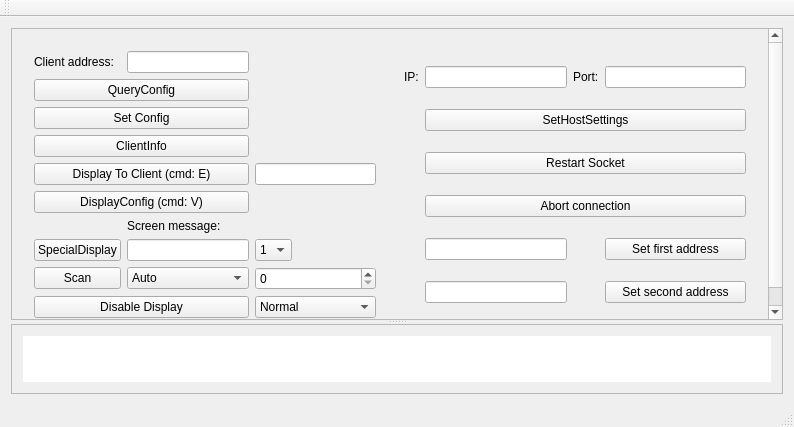
Before: the Qt Designer form TestTool/mainwindow.ui in Fateofiko/TestTool, drawn with Qt 5.
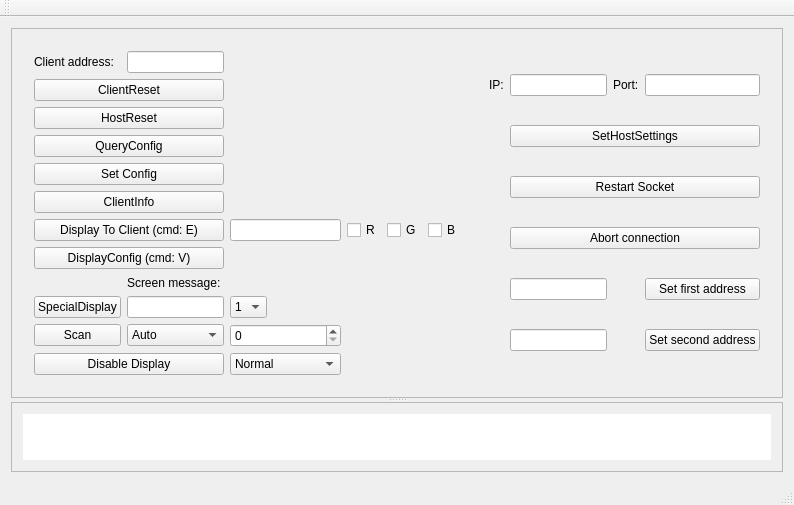
After: the same form once the commit is applied.

Diff of the .ui file:
```diff
--- a/TestTool/mainwindow.ui
+++ b/TestTool/mainwindow.ui
@@ -7,7 +7,7 @@
     <x>0</x>
     <y>0</y>
     <width>794</width>
-    <height>427</height>
+    <height>505</height>
    </rect>
   </property>
   <property name="windowTitle">
@@ -28,9 +28,9 @@
         <property name="geometry">
          <rect>
           <x>0</x>
-          <y>0</y>
+          <y>-44</y>
           <width>759</width>
-          <height>350</height>
+          <height>416</height>
          </rect>
         </property>
         <layout class="QHBoxLayout" name="horizontalLayout">
@@ -43,6 +43,20 @@
             </sizepolicy>
            </property>
            <layout class="QGridLayout" name="gridLayout">
+            <item row="10" column="1">
+             <widget class="QComboBox" name="comboBox_scanType">
+              <item>
+               <property name="text">
+                <string>Auto</string>
+               </property>
+              </item>
+              <item>
+               <property name="text">
+                <string>Manual</string>
+               </property>
+              </item>
+             </widget>
+            </item>
             <item row="0" column="1">
              <widget class="QLineEdit" name="lineEdit_ClientAddr">
               <property name="maxLength">
@@ -50,7 +64,94 @@
               </property>
              </widget>
             </item>
-            <item row="7" column="2">
+            <item row="11" column="0" colspan="2">
+             <widget class="QPushButton" name="pushButton_DisableDisplay">
+              <property name="text">
+               <string>Disable Display</string>
+              </property>
+             </widget>
+            </item>
+            <item row="11" column="2">
+             <widget class="QComboBox" name="comboBox_DisDisplayType">
+              <item>
+               <property name="text">
+                <string>Normal</string>
+               </property>
+              </item>
+              <item>
+               <property name="text">
+                <string>Special pattern</string>
+               </property>
+              </item>
+             </widget>
+            </item>
+            <item row="4" column="0" colspan="2">
+             <widget class="QPushButton" name="pushButton_setConfiguration">
+              <property name="text">
+               <string>Set Config</string>
+              </property>
+             </widget>
+            </item>
+            <item row="7" column="0" colspan="2">
+             <widget class="QPushButton" name="pushButton_displayConf">
+              <property name="text">
+               <string>DisplayConfig (cmd: V)</string>
+              </property>
+             </widget>
+            </item>
+            <item row="6" column="2">
+             <widget class="QLineEdit" name="lineEdit_BoxCount">
+              <property name="maxLength">
+               <number>2</number>
+              </property>
+             </widget>
+            </item>
+            <item row="9" column="1">
+             <widget class="QLineEdit" name="lineEdit_screenMessage"/>
+            </item>
+            <item row="6" column="3">
+             <widget class="QCheckBox" name="checkBox_R">
+              <property name="text">
+               <string>R</string>
+              </property>
+             </widget>
+            </item>
+            <item row="5" column="0" colspan="2">
+             <widget class="QPushButton" name="pushButton_QueryClientInfo">
+              <property name="text">
+               <string>ClientInfo</string>
+              </property>
+             </widget>
+            </item>
+            <item row="10" column="0">
+             <widget class="QPushButton" name="pushButton_scan">
+              <property name="text">
+               <string>Scan</string>
+              </property>
+             </widget>
+            </item>
+            <item row="2" column="0" colspan="2">
+             <widget class="QPushButton" name="pushButton_HostReset">
+              <property name="text">
+               <string>HostReset</string>
+              </property>
+             </widget>
+            </item>
+            <item row="1" column="0" colspan="2">
+             <widget class="QPushButton" name="pushButton_ClientReset">
+              <property name="text">
+               <string>ClientReset</string>
+              </property>
+             </widget>
+            </item>
+            <item row="8" column="1">
+             <widget class="QLabel" name="label_4">
+              <property name="text">
+               <string>Screen message:</string>
+              </property>
+             </widget>
+            </item>
+            <item row="9" column="2">
              <widget class="QComboBox" name="comboBox_screenType">
               <property name="sizePolicy">
                <sizepolicy hsizetype="Maximum" vsizetype="Fixed">
@@ -75,6 +176,20 @@
               </item>
              </widget>
             </item>
+            <item row="10" column="2">
+             <widget class="QSpinBox" name="spinBox_scanTime">
+              <property name="maximum">
+               <number>9999</number>
+              </property>
+             </widget>
+            </item>
+            <item row="3" column="0" colspan="2">
+             <widget class="QPushButton" name="pushButton_QueryConfiguration">
+              <property name="text">
+               <string>QueryConfig</string>
+              </property>
+             </widget>
+            </item>
             <item row="0" column="0">
              <widget class="QLabel" name="label_3">
               <property name="text">
@@ -82,111 +197,31 @@
               </property>
              </widget>
             </item>
-            <item row="6" column="1">
-             <widget class="QLabel" name="label_4">
-              <property name="text">
-               <string>Screen message:</string>
-              </property>
-             </widget>
-            </item>
-            <item row="7" column="0">
+            <item row="9" column="0">
              <widget class="QPushButton" name="pushButton_specialDisplay">
               <property name="text">
                <string>SpecialDisplay</string>
               </property>
              </widget>
             </item>
-            <item row="4" column="0" colspan="2">
+            <item row="6" column="4">
+             <widget class="QCheckBox" name="checkBox_G">
+              <property name="text">
+               <string>G</string>
+              </property>
+             </widget>
+            </item>
+            <item row="6" column="0" colspan="2">
              <widget class="QPushButton" name="pushButton_displayToClient">
               <property name="text">
                <string>Display To Client (cmd: E)</string>
               </property>
              </widget>
             </item>
-            <item row="7" column="1">
-             <widget class="QLineEdit" name="lineEdit_screenMessage"/>
-            </item>
-            <item row="3" column="0" colspan="2">
-             <widget class="QPushButton" name="pushButton_QueryClientInfo">
+            <item row="6" column="5">
+             <widget class="QCheckBox" name="checkBox_B">
               <property name="text">
-               <string>ClientInfo</string>
-              </property>
-             </widget>
-            </item>
-            <item row="2" column="0" colspan="2">
-             <widget class="QPushButton" name="pushButton_setConfiguration">
-              <property name="text">
-               <string>Set Config</string>
-              </property>
-             </widget>
-            </item>
-            <item row="8" column="2">
-             <widget class="QSpinBox" name="spinBox_scanTime">
-              <property name="maximum">
-               <number>9999</number>
-              </property>
-             </widget>
-            </item>
-            <item row="8" column="1">
-             <widget class="QComboBox" name="comboBox_scanType">
-              <item>
-               <property name="text">
-                <string>Auto</string>
-               </property>
-              </item>
-              <item>
-               <property name="text">
-                <string>Manual</string>
-               </property>
-              </item>
-             </widget>
-            </item>
-            <item row="5" column="0" colspan="2">
-             <widget class="QPushButton" name="pushButton_displayConf">
-              <property name="text">
-               <string>DisplayConfig (cmd: V)</string>
-              </property>
-             </widget>
-            </item>
-            <item row="8" column="0">
-             <widget class="QPushButton" name="pushButton_scan">
-              <property name="text">
-               <string>Scan</string>
-              </property>
-             </widget>
-            </item>
-            <item row="1" column="0" colspan="2">
-             <widget class="QPushButton" name="pushButton_QueryConfiguration">
-              <property name="text">
-               <string>QueryConfig</string>
-              </property>
-             </widget>
-            </item>
-            <item row="9" column="2">
-             <widget class="QComboBox" name="comboBox_DisDisplayType">
-              <item>
-               <property name="text">
-                <string>Normal</string>
-               </property>
-              </item>
-              <item>
-               <property name="text">
-                <string>Special pattern</string>
-               </property>
-              </item>
-             </widget>
-            </item>
-            <item row="9" column="0" colspan="2">
-             <widget class="QPushButton" name="pushButton_DisableDisplay">
-              <property name="text">
-               <string>Disable Display</string>
-              </property>
-             </widget>
-            </item>
-            <item row="4" column="2">
-             <widget class="QLineEdit" name="lineEdit_BoxCount">
-              <property name="maxLength">
-               <number>2</number>
+               <string>B</string>
               </property>
              </widget>
             </item>
```
